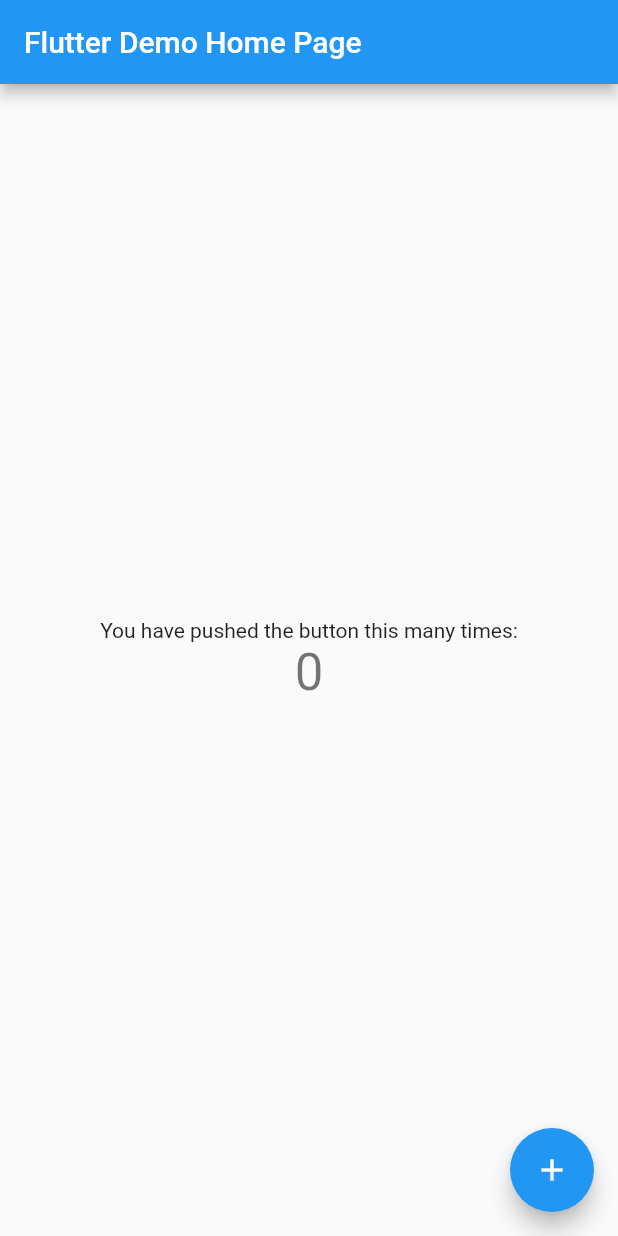
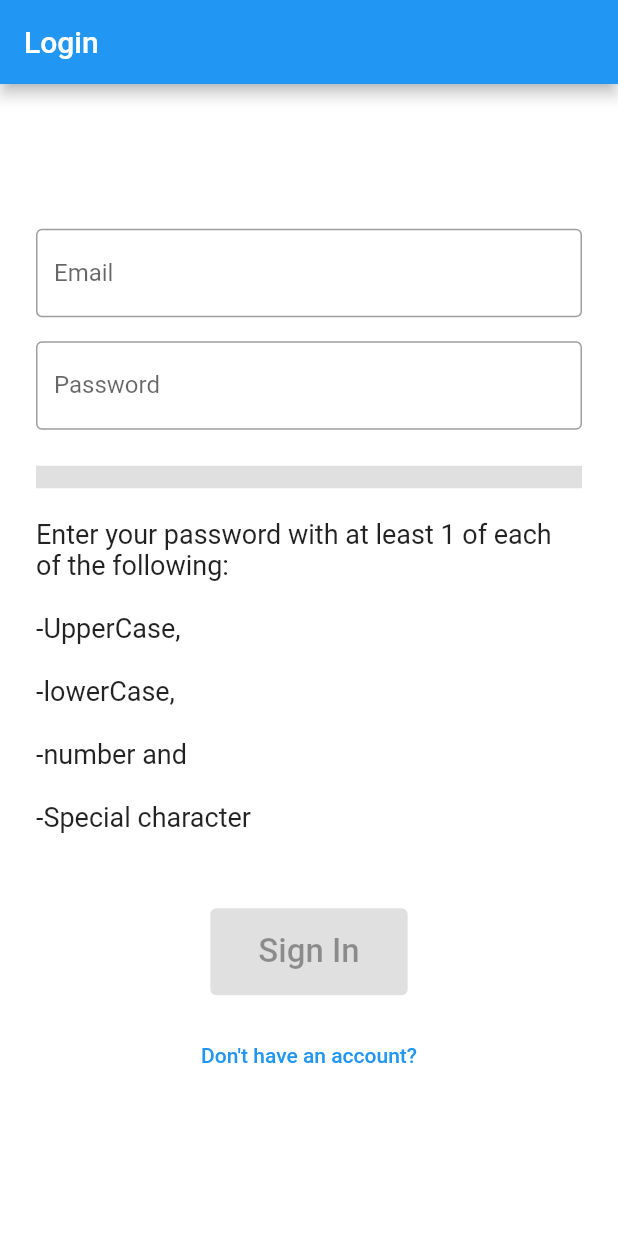
Before and after one commit to Kenneth-29/secure_app, a Flutter app: the screen it shows after launch, on a phone screen of 412 x 824 dp. Run offline on Flutter 3.47's test engine with Material 2 defaults, Android fonts, the phone set to English and light mode, and no system bars; our stand-ins replace firebase_auth, firebase_core, shared_preferences; accounts and stored records are empty.

Commit message:
Sign In and Sign Up screens done with form validaion and authentication implemented

```diff
--- a/lib/main.dart
+++ b/lib/main.dart
@@ -1,118 +1,23 @@
 import 'package:flutter/material.dart';
 import 'package:firebase_core/firebase_core.dart';
+import 'package:secure_app/pages/sign_in.dart';
 
 void main() async {
   WidgetsFlutterBinding.ensureInitialized();
-  await Firebase.initializeApp();
+  //await Firebase.initializeApp();
   runApp(MyApp());
 }
 
 class MyApp extends StatelessWidget {
   const MyApp({Key? key}) : super(key: key);
 
-  // This widget is the root of your application.
   @override
   Widget build(BuildContext context) {
     return MaterialApp(
-      title: 'Flutter Demo',
-      theme: ThemeData(
-        // This is the theme of your application.
-        //
-        // Try running your application with "flutter run". You'll see the
-        // application has a blue toolbar. Then, without quitting the app, try
-        // changing the primarySwatch below to Colors.green and then invoke
-        // "hot reload" (press "r" in the console where you ran "flutter run",
-        // or simply save your changes to "hot reload" in a Flutter IDE).
-        // Notice that the counter didn't reset back to zero; the application
-        // is not restarted.
-        primarySwatch: Colors.blue,
-      ),
-      home: const MyHomePage(title: 'Flutter Demo Home Page'),
+      title: 'Secure Authentication',
+      theme: ThemeData(primarySwatch: Colors.blue),
+      debugShowCheckedModeBanner: false,
+      home: SignIn(),
     );
   }
 }
-
-class MyHomePage extends StatefulWidget {
-  const MyHomePage({Key? key, required this.title}) : super(key: key);
-
-  // This widget is the home page of your application. It is stateful, meaning
-  // that it has a State object (defined below) that contains fields that affect
-  // how it looks.
-
-  // This class is the configuration for the state. It holds the values (in this
-  // case the title) provided by the parent (in this case the App widget) and
-  // used by the build method of the State. Fields in a Widget subclass are
-  // always marked "final".
-
-  final String title;
-
-  @override
-  State<MyHomePage> createState() => _MyHomePageState();
-}
-
-class _MyHomePageState extends State<MyHomePage> {
-  int _counter = 0;
-
-  void _incrementCounter() {
-    setState(() {
-      // This call to setState tells the Flutter framework that something has
-      // changed in this State, which causes it to rerun the build method below
-      // so that the display can reflect the updated values. If we changed
-      // _counter without calling setState(), then the build method would not be
-      // called again, and so nothing would appear to happen.
-      _counter++;
-    });
-  }
-
-  @override
-  Widget build(BuildContext context) {
-    // This method is rerun every time setState is called, for instance as done
-    // by the _incrementCounter method above.
-    //
-    // The Flutter framework has been optimized to make rerunning build methods
-    // fast, so that you can just rebuild anything that needs updating rather
-    // than having to individually change instances of widgets.
-    return Scaffold(
-      appBar: AppBar(
-        // Here we take the value from the MyHomePage object that was created by
-        // the App.build method, and use it to set our appbar title.
-        title: Text(widget.title),
-      ),
-      body: Center(
-        // Center is a layout widget. It takes a single child and positions it
-        // in the middle of the parent.
-        child: Column(
-          // Column is also a layout widget. It takes a list of children and
-          // arranges them vertically. By default, it sizes itself to fit its
-          // children horizontally, and tries to be as tall as its parent.
-          //
-          // Invoke "debug painting" (press "p" in the console, choose the
-          // "Toggle Debug Paint" action from the Flutter Inspector in Android
-          // Studio, or the "Toggle Debug Paint" command in Visual Studio Code)
-          // to see the wireframe for each widget.
-          //
-          // Column has various properties to control how it sizes itself and
-          // how it positions its children. Here we use mainAxisAlignment to
-          // center the children vertically; the main axis here is the vertical
-          // axis because Columns are vertical (the cross axis would be
-          // horizontal).
-          mainAxisAlignment: MainAxisAlignment.center,
-          children: <Widget>[
-            const Text(
-              'You have pushed the button this many times:',
-            ),
-            Text(
-              '$_counter',
-              style: Theme.of(context).textTheme.headline4,
-            ),
-          ],
-        ),
-      ),
-      floatingActionButton: FloatingActionButton(
-        onPressed: _incrementCounter,
-        tooltip: 'Increment',
-        child: const Icon(Icons.add),
-      ), // This trailing comma makes auto-formatting nicer for build methods.
-    );
-  }
-}
--- a/lib/pages/sign_in.dart
+++ b/lib/pages/sign_in.dart
@@ -0,0 +1,203 @@
+import 'package:flutter/material.dart';
+import 'package:secure_app/pages/home.dart';
+import 'package:secure_app/pages/sign_up.dart';
+import 'package:secure_app/services/auth.dart';
+import 'package:secure_app/services/validation.dart';
+import 'package:secure_app/widgets/email_field.dart';
+import 'package:firebase_auth/firebase_auth.dart';
+
+class SignIn extends StatefulWidget {
+  static const String id = "signIn";
+  const SignIn({Key? key}) : super(key: key);
+
+  @override
+  State<SignIn> createState() => _SignInState();
+}
+
+class _SignInState extends State<SignIn> {
+  final _formKey = GlobalKey<FormState>();
+  final _emailController = TextEditingController();
+  final _passwordController = TextEditingController();
+  final _emailFocusNode = FocusNode();
+  final _passwordFocusNode = FocusNode();
+  final _authClient = AuthClient();
+  bool _isEditing = false;
+
+  late String _passST;
+  double _strength = 0;
+  String _displayText =
+      'Enter your password with at least 1 of each of the following:\n\n-UpperCase, \n\n-lowerCase, \n\n-number and \n\n-Special character';
+
+  RegExp numReg = RegExp(r".*[0-9].*");
+  RegExp letterReg = RegExp(r".*[A-Za-z].*");
+
+  void _checkPassword(String value) {
+    _passST = value.trim();
+
+    if (_passST.isEmpty) {
+      setState(() {
+        _strength = 0;
+        _displayText =
+            'Please enter you password, must contain at least 1 of each of the following:\n\n-UpperCase, \n\n-lowerCase, \n\n-number and \n\n-Special character';
+      });
+    } else if (_passST.length < 6) {
+      setState(() {
+        _strength = 1 / 4;
+        _displayText = 'Your password is too short';
+      });
+    } else if (_passST.length < 8) {
+      setState(() {
+        _strength = 2 / 4;
+        _displayText = 'Your password is acceptable but not strong';
+      });
+    } else {
+      if (!letterReg.hasMatch(_passST) || !numReg.hasMatch(_passST)) {
+        setState(() {
+          // Password length >= 8
+          // But doesn't contain both letter and digit characters
+          _strength = 3 / 4;
+          _displayText = 'Your password is strong';
+        });
+      } else {
+        // Password length >= 8
+        // Password contains both letter and digit characters
+        setState(() {
+          _strength = 1;
+          _displayText = 'Your password is great';
+        });
+      }
+    }
+  }
+
+  @override
+  Widget build(BuildContext context) {
+    return GestureDetector(
+      onTap: () {
+        _emailFocusNode.unfocus();
+        _passwordFocusNode.unfocus();
+      },
+      child: Scaffold(
+        backgroundColor: Colors.white,
+        appBar: AppBar(
+          title: const Text('Login'),
+        ),
+        body: Padding(
+          padding: const EdgeInsets.symmetric(horizontal: 24),
+          child: Form(
+            key: _formKey,
+            child: Column(
+              mainAxisAlignment: MainAxisAlignment.center,
+              children: [
+                EmailField(
+                    emailController: _emailController,
+                    emailFocusNode: _emailFocusNode),
+                const SizedBox(
+                  height: 16,
+                ),
+                TextFormField(
+                  controller: _passwordController,
+                  focusNode: _passwordFocusNode,
+                  validator: Validation.password,
+                  onChanged: (val) => _checkPassword(val),
+                  obscureText: true,
+                  decoration: const InputDecoration(
+                    border: OutlineInputBorder(),
+                    hintText: 'Enter your password',
+                    label: Text('Password'),
+                  ),
+                ),
+                const SizedBox(
+                  height: 24,
+                ),
+                _isEditing
+                    ? const CircularProgressIndicator()
+                    : SizedBox(
+                        width: double.maxFinite,
+                        child: Column(
+                          children: [
+                            LinearProgressIndicator(
+                              value: _strength,
+                              backgroundColor: Colors.grey[300],
+                              color: _strength <= 1 / 4
+                                  ? Colors.red
+                                  : _strength == 2 / 4
+                                      ? Colors.yellow
+                                      : _strength == 3 / 4
+                                          ? Colors.blue
+                                          : Colors.green,
+                              minHeight: 15,
+                            ),
+                            const SizedBox(
+                              height: 20,
+                            ),
+                            Text(
+                              _displayText,
+                              style: const TextStyle(fontSize: 18),
+                            ),
+                            const SizedBox(
+                              height: 50,
+                            ),
+                            ElevatedButton(
+                              onPressed: _strength < 1 / 2
+                                  ? null
+                                  : () async {
+                                      if (_formKey.currentState!.validate()) {
+                                        setState(() {
+                                          _isEditing = true;
+                                        });
+
+                                        final User? user =
+                                            await _authClient.login(
+                                                _emailController.text,
+                                                _passwordController.text);
+
+                                        setState(() {
+                                          _isEditing = false;
+                                        });
+
+                                        if (user != null) {
+                                          Navigator.of(context)
+                                              .pushAndRemoveUntil(
+                                            MaterialPageRoute(
+                                              builder: (context) =>
+                                                  Home(user: user),
+                                            ),
+                                            (route) => false,
+                                          );
+                                        }
+                                      }
+                                    },
+                              child: const Padding(
+                                padding: EdgeInsets.all(16.0),
+                                child: Text(
+                                  'Sign In',
+                                  style: TextStyle(fontSize: 22.0),
+                                ),
+                              ),
+                            ),
+                          ],
+                        ),
+                      ),
+                const SizedBox(
+                  height: 16,
+                ),
+                TextButton(
+                  onPressed: () {
+                    Navigator.of(context).push(
+                      MaterialPageRoute(
+                        builder: (context) => SignUp(),
+                      ),
+                    );
+                  },
+                  child: const Text(
+                    'Don\'t have an account?',
+                  ),
+                )
+              ],
+            ),
+          ),
+        ),
+      ),
+    );
+  }
+}
```
Also changed, not shown: lib/pages/home.dart (+71 -0 lines), lib/pages/sign_up.dart (+194 -0 lines), 1 other file.
